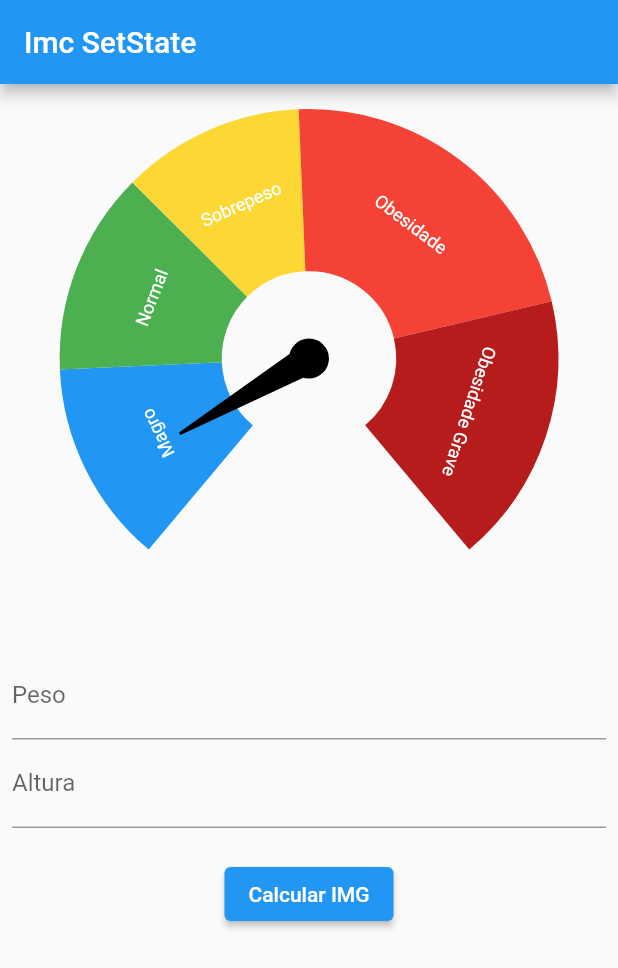
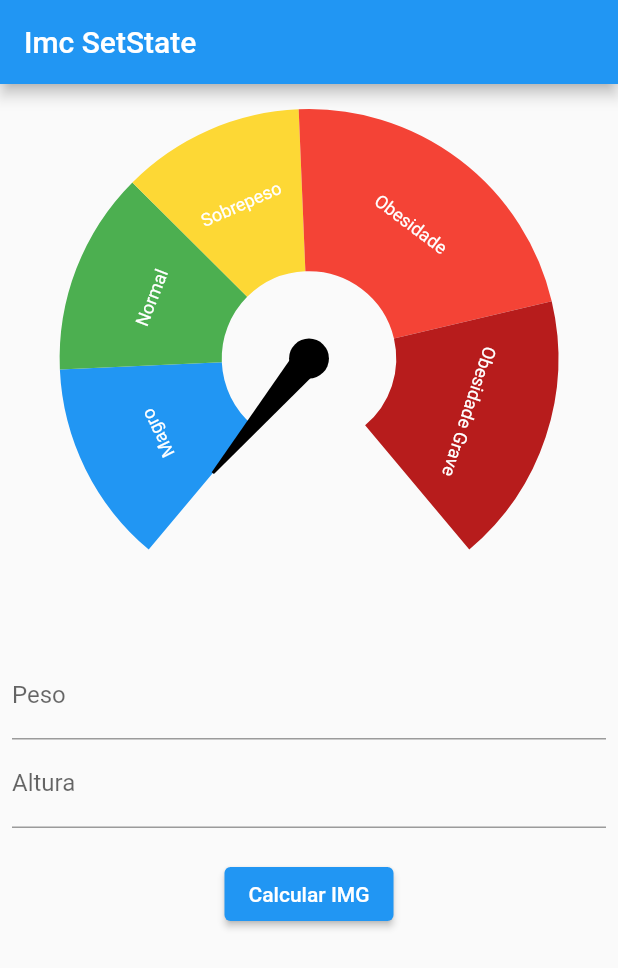
Before and after one commit to aloisiomartinez/flutter_default_state_manager, a Flutter app: the ImcSetStatePage screen opened directly, on a phone screen of 412 x 824 dp. Shown: the top 968 px of the screen. Run offline on Flutter 3.47's test engine with Material 2 defaults, Android fonts, the phone set to English and light mode, and no system bars; drawn by our look-alikes of syncfusion_flutter_gauges; our stand-ins replace currency_text_input_formatter.

Commit message:
img calcule

```diff
--- a/lib/setState/img_setstate_page.dart
+++ b/lib/setState/img_setstate_page.dart
@@ -1,5 +1,8 @@
+import 'dart:math';
+
 import 'package:currency_text_input_formatter/currency_text_input_formatter.dart';
 import 'package:flutter/material.dart';
+import 'package:flutter_default_state_manager/widgets/imc_gauge.dart';
 import 'package:flutter_default_state_manager/widgets/imc_gauge_range.dart';
 import 'package:syncfusion_flutter_gauges/gauges.dart';
 
@@ -13,6 +16,13 @@ class ImcSetStatePage extends StatefulWidget {
 class _ImcSetStatePageState extends State<ImcSetStatePage> {
   final pesoEC = TextEditingController();
   final alturaEC = TextEditingController();
+  var imc = 0.0;
+
+  void _calcularIMC({required double peso, required double altura}) {
+    setState(() {
+      imc = peso / pow(altura, 2);
+    });
+  }
 
   @override
   void dispose() {
@@ -30,55 +40,7 @@ class _ImcSetStatePageState extends State<ImcSetStatePage> {
           padding: const EdgeInsets.all(8.0),
           child: Column(
             children: [
-              SfRadialGauge(
-                axes: [
-                  RadialAxis(
-                    showLabels: false,
-                    showAxisLine: false,
-                    showTicks: false,
-                    minimum: 12.5,
-                    maximum: 47.9,
-                    ranges: [
-                      ImcGaugeRange(
-                        color: Colors.blue,
-                        start: 12.5,
-                        end: 18.5,
-                        label: 'Magro'
-                      ),
-                      ImcGaugeRange(
-                        color: Colors.green,
-                        start: 18.5,
-                        end: 24.5,
-                        label: 'Normal'
-                      ),
-                      ImcGaugeRange(
-                        color: Colors.yellow[600]!,
-                        start: 24.5,
-                        end: 29.9,
-                        label: 'Sobrepeso'
-                      ),
-                      ImcGaugeRange(
-                        color: Colors.red[500]!,
-                        start: 29.9,
-                        end: 39.9,
-                        label: 'Obesidade'
-                      ),
-                      ImcGaugeRange(
-                        color: Colors.red[900]!,
-                        start: 39.9,
-                        end: 47.9,
-                        label: 'Obesidade Grave'
-                      )
-                    ],
-                    pointers: [
-                      NeedlePointer(
-                        value: 15,
-                        enableAnimation: true,
-                      )
-                    ],
-                  )
-                ],
-              ),
+              ImgGauge(imc: imc),
               SizedBox(height: 20,),
               TextFormField(
                 controller: pesoEC,
--- /dev/null
+++ b/lib/widgets/imc_gauge.dart
@@ -0,0 +1,53 @@
+import 'package:flutter/material.dart';
+import 'package:syncfusion_flutter_gauges/gauges.dart';
+
+import 'imc_gauge_range.dart';
+
+class ImgGauge extends StatelessWidget {
+
+  final double imc;
+
+  const ImgGauge({Key? key, required this.imc}) : super(key: key);
+
+  @override
+  Widget build(BuildContext context) {
+    return SfRadialGauge(
+      axes: [
+        RadialAxis(
+          showLabels: false,
+          showAxisLine: false,
+          showTicks: false,
+          minimum: 12.5,
+          maximum: 47.9,
+          ranges: [
+            ImcGaugeRange(
+                color: Colors.blue, start: 12.5, end: 18.5, label: 'Magro'),
+            ImcGaugeRange(
+                color: Colors.green, start: 18.5, end: 24.5, label: 'Normal'),
+            ImcGaugeRange(
+                color: Colors.yellow[600]!,
+                start: 24.5,
+                end: 29.9,
+                label: 'Sobrepeso'),
+            ImcGaugeRange(
+                color: Colors.red[500]!,
+                start: 29.9,
+                end: 39.9,
+                label: 'Obesidade'),
+            ImcGaugeRange(
+                color: Colors.red[900]!,
+                start: 39.9,
+                end: 47.9,
+                label: 'Obesidade Grave')
+          ],
+          pointers: [
+            NeedlePointer(
+              value: imc,
+              enableAnimation: true,
+            )
+          ],
+        )
+      ],
+    );
+  }
+}
```
